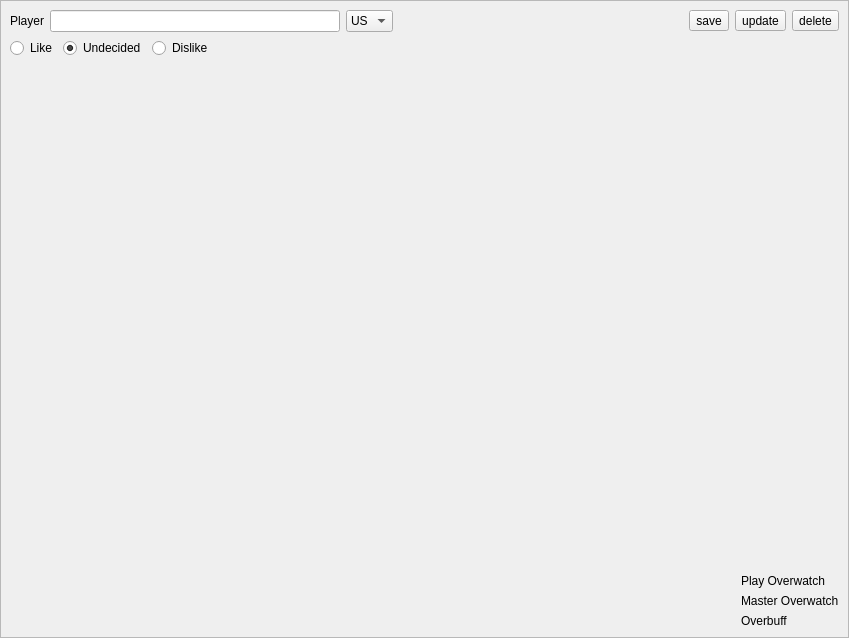
This is OverwatchPlayerLog/UI/PlayerInfoPaneWidget.ui in yxbh/Overwatch-Player-Log as Qt 5 draws it before an edit. The edited form follows.
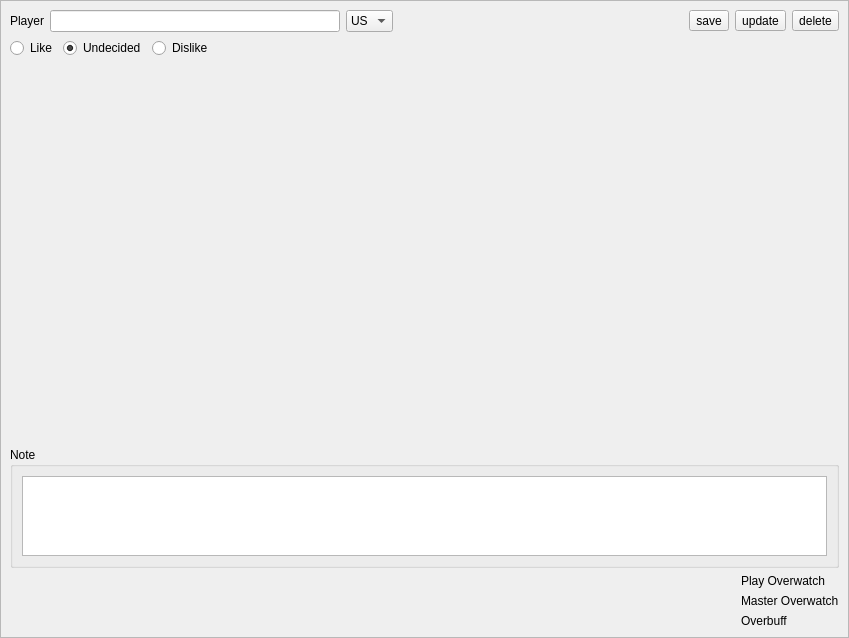
This is the edited form.

Commit message: integrate player note into player info pane

Diff of the .ui file:
```diff
--- a/OverwatchPlayerLog/UI/PlayerInfoPaneWidget.ui
+++ b/OverwatchPlayerLog/UI/PlayerInfoPaneWidget.ui
@@ -147,6 +147,18 @@
       </property>
      </spacer>
     </item>
+    <item>
+     <widget class="QGroupBox" name="groupBox">
+      <property name="title">
+       <string>Note</string>
+      </property>
+      <layout class="QVBoxLayout" name="verticalLayout_3">
+       <item>
+        <widget class="QPlainTextEdit" name="plainTextEdit_playerNote"/>
+       </item>
+      </layout>
+     </widget>
+    </item>
     <item>
      <layout class="QHBoxLayout" name="horizontalLayout_3">
       <item>
```
The commit also changes 2 other files.
